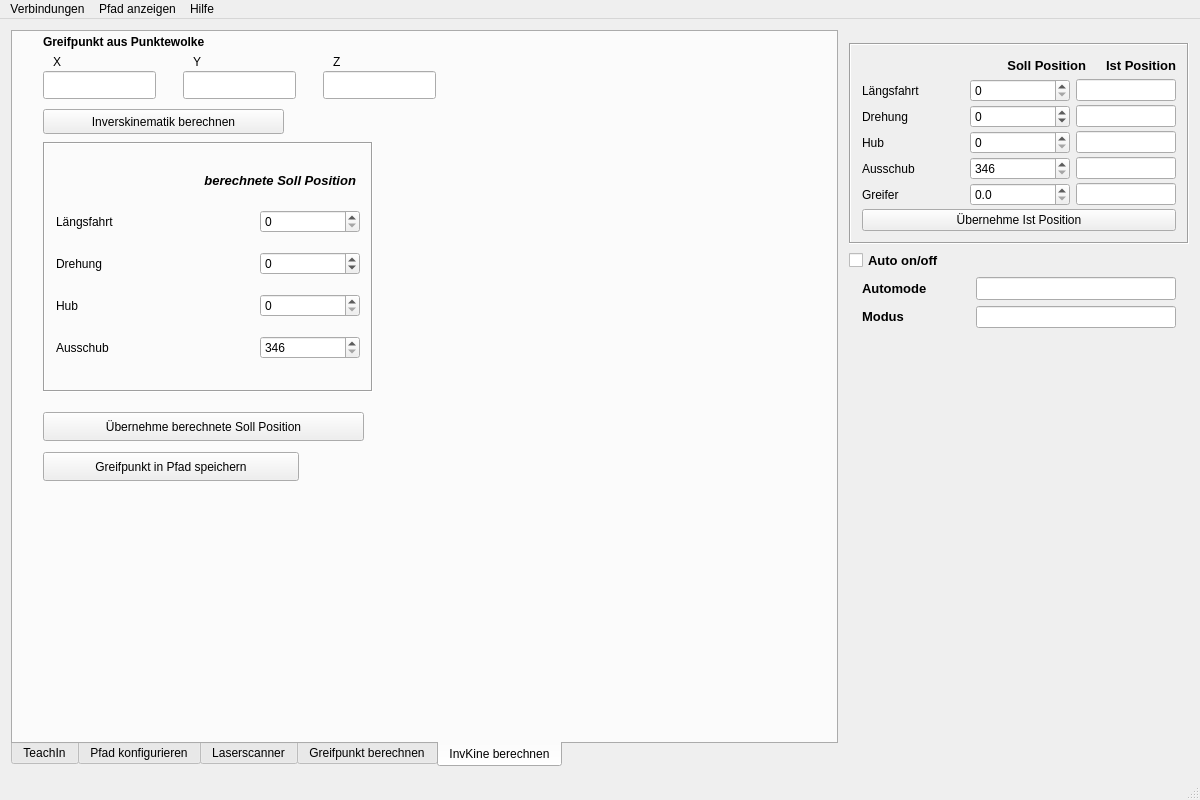
This is mainwindow.ui in LaurinCoder/Robokran as Qt 5 draws it before an edit. The edited form follows.
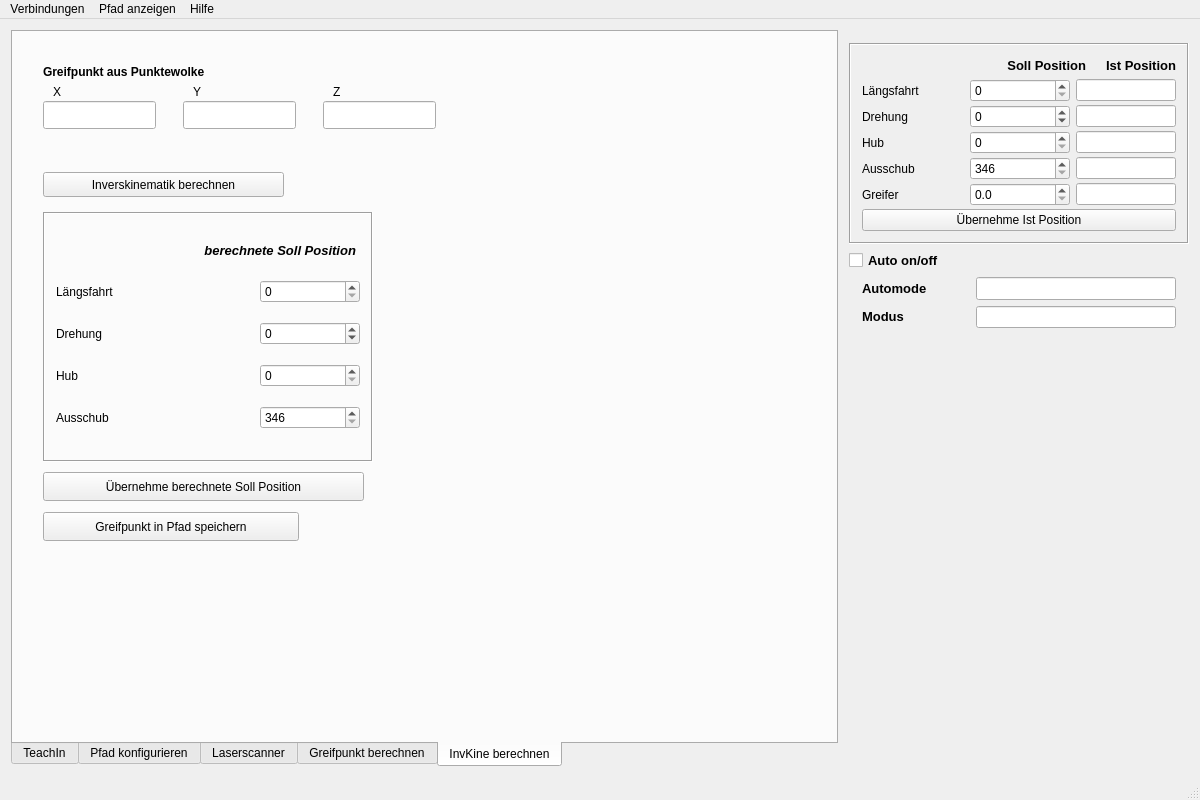
This is the edited form. The open tabs and pages were chosen to show the change.

What changed in the file:
```diff
--- a/mainwindow.ui
+++ b/mainwindow.ui
@@ -1122,7 +1122,7 @@
         <property name="geometry">
          <rect>
           <x>310</x>
-          <y>39</y>
+          <y>69</y>
           <width>113</width>
           <height>28</height>
          </rect>
@@ -1132,7 +1132,7 @@
         <property name="geometry">
          <rect>
           <x>320</x>
-          <y>20</y>
+          <y>50</y>
           <width>80</width>
           <height>20</height>
          </rect>
@@ -1145,7 +1145,7 @@
         <property name="geometry">
          <rect>
           <x>170</x>
-          <y>39</y>
+          <y>69</y>
           <width>113</width>
           <height>28</height>
          </rect>
@@ -1158,7 +1158,7 @@
         <property name="geometry">
          <rect>
           <x>30</x>
-          <y>110</y>
+          <y>180</y>
           <width>330</width>
           <height>250</height>
          </rect>
@@ -1400,7 +1400,7 @@
         <property name="geometry">
          <rect>
           <x>30</x>
-          <y>77</y>
+          <y>140</y>
           <width>241</width>
           <height>25</height>
          </rect>
@@ -1413,7 +1413,7 @@
         <property name="geometry">
          <rect>
           <x>40</x>
-          <y>20</y>
+          <y>50</y>
           <width>80</width>
           <height>20</height>
          </rect>
@@ -1426,7 +1426,7 @@
         <property name="geometry">
          <rect>
           <x>180</x>
-          <y>20</y>
+          <y>50</y>
           <width>80</width>
           <height>20</height>
          </rect>
@@ -1439,7 +1439,7 @@
         <property name="geometry">
          <rect>
           <x>30</x>
-          <y>39</y>
+          <y>69</y>
           <width>113</width>
           <height>28</height>
          </rect>
@@ -1449,7 +1449,7 @@
         <property name="geometry">
          <rect>
           <x>30</x>
-          <y>0</y>
+          <y>30</y>
           <width>251</width>
           <height>20</height>
          </rect>
@@ -1469,7 +1469,7 @@
         <property name="geometry">
          <rect>
           <x>30</x>
-          <y>380</y>
+          <y>440</y>
           <width>321</width>
           <height>29</height>
          </rect>
@@ -1488,7 +1488,7 @@
         <property name="geometry">
          <rect>
           <x>30</x>
-          <y>420</y>
+          <y>480</y>
           <width>256</width>
           <height>29</height>
          </rect>
```
Left out of the diff: 4 changed lines with no effect on the pictures.
